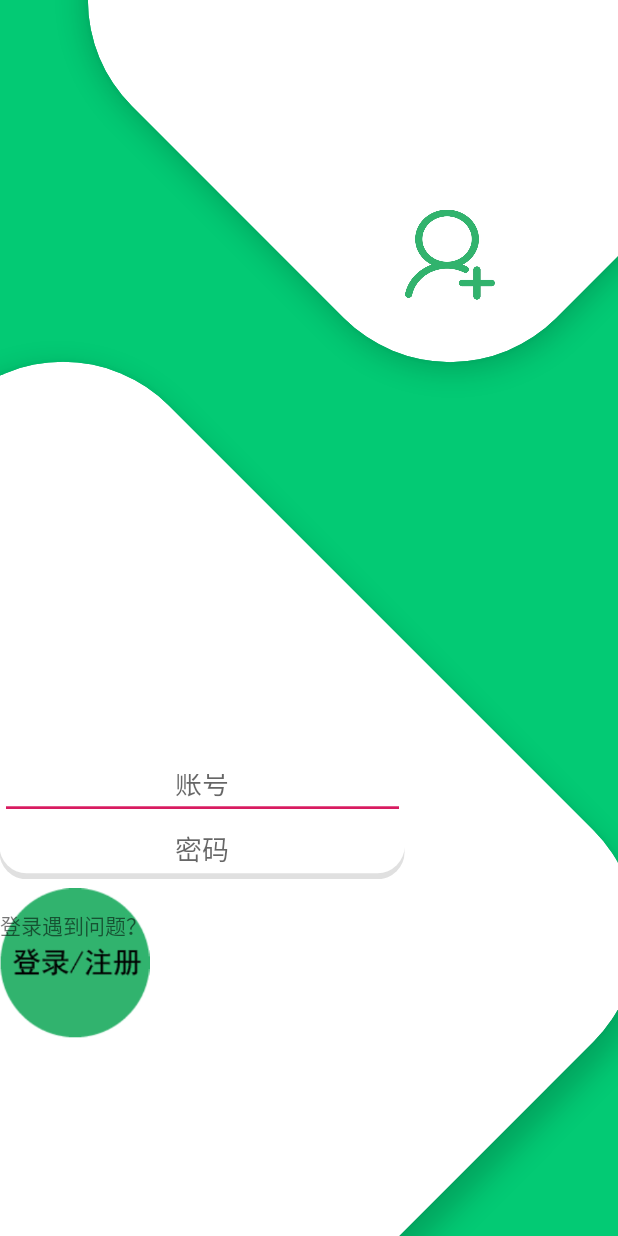
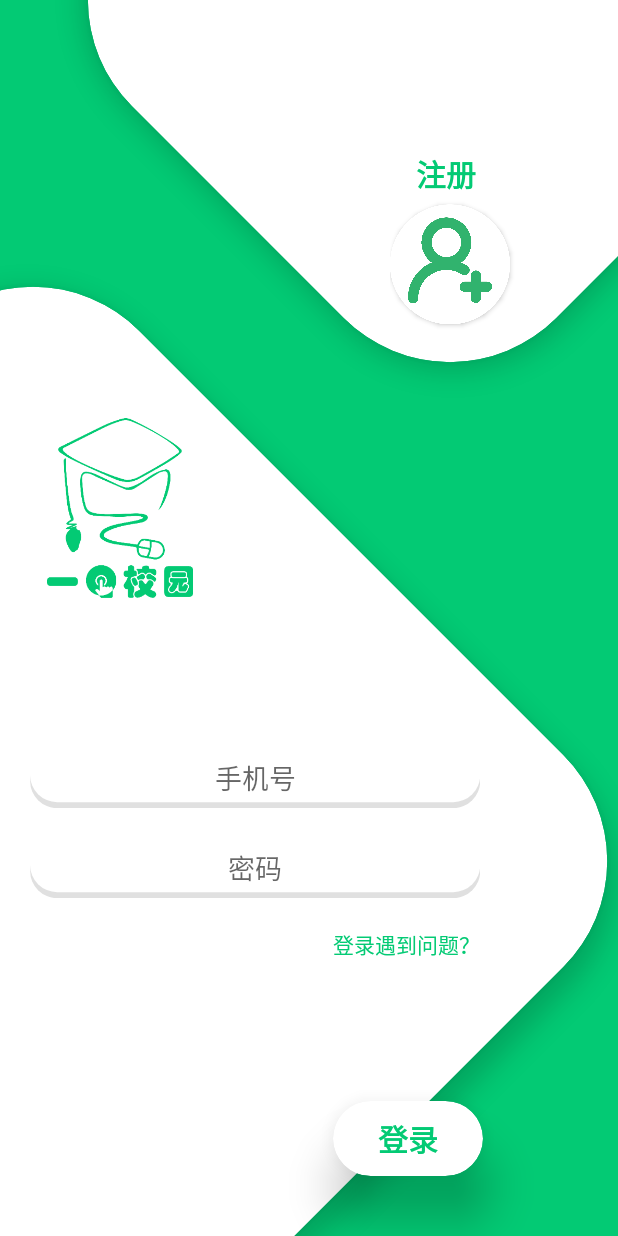
Before and after one commit to TrentWu/FingerCampus, an Android app: the screen it shows after launch (StudentLoginActivity), on a phone screen of 412 x 824 dp. Run offline under Robolectric (Android 15) with nearby library versions, the phone set to English and light mode, and no system bars.

Commit message:
1.密码密文 2.登录注册界面修复 3.login由ImageButton改变为Button

```diff
--- a/app/src/main/java/com/example/fingercampus/StudentLoginActivity.java
+++ b/app/src/main/java/com/example/fingercampus/StudentLoginActivity.java
@@ -6,6 +6,7 @@ import android.content.SharedPreferences;
 import android.os.Bundle;
 import android.support.annotation.Nullable;
 import android.view.View;
+import android.widget.Button;
 import android.widget.EditText;
 import android.widget.ImageButton;
 import android.widget.Toast;
@@ -21,7 +22,7 @@ public class StudentLoginActivity extends Activity {
 
     private EditText account_edit;
     private EditText password_edit;
-    private ImageButton login_ibtn;
+    private Button login_ibtn;
     private Dao dao = new Dao(this);
 
     @Override
--- a/app/src/main/res/layout/activity_start.xml
+++ b/app/src/main/res/layout/activity_start.xml
@@ -8,6 +8,25 @@
     android:orientation="vertical"
     android:background="@color/firstColor"
     android:gravity="center_horizontal">
+    <android.support.v7.widget.CardView
+        android:layout_width="wrap_content"
+        android:layout_height="wrap_content"
+        android:layout_gravity="bottom|end"
+        android:layout_marginBottom="40dp"
+        app:cardCornerRadius="25dp"
+        app:cardElevation="20dp"
+        android:layout_marginEnd="90dp">
+    <Button
+        android:id="@+id/login"
+        android:layout_width="100dp"
+        android:layout_height="50dp"
+        android:textSize="20sp"
+        android:textStyle="bold"
+        android:textColor="@color/firstColor"
+        android:text="@string/login"
+        android:background="#00000000"
+        android:contentDescription="@string/login" />
+    </android.support.v7.widget.CardView>
     <android.support.v7.widget.CardView
         android:id="@+id/def"
         app:cardBackgroundColor="#ffffff"
@@ -20,16 +39,36 @@
         android:layout_marginStart="100dp"
         android:padding="10dp"
         android:rotation="45">
-        <ImageButton
-            android:id="@+id/register"
+
+        <LinearLayout
+            android:layout_width="wrap_content"
+            android:layout_height="wrap_content"
+            android:layout_gravity="bottom|end"
             android:rotation="-45"
-            android:layout_marginBottom="50dp"
-            android:layout_marginEnd="50dp"
-            android:layout_gravity="bottom|end"
-            android:background="@mipmap/register"
-            android:layout_width="60dp"
-            android:layout_height="60dp"
-            android:contentDescription="@string/register" />
+            android:orientation="vertical">
+            <TextView
+                android:layout_width="wrap_content"
+                android:layout_height="wrap_content"
+                android:text="@string/register_t"
+                android:textSize="20sp"
+                android:textColor="@color/firstColor"
+                android:textStyle="bold"
+                android:layout_marginEnd="20dp"
+                android:layout_marginBottom="5dp"
+                android:layout_gravity="center"/>
+            <Button
+                android:id="@+id/register"
+                android:layout_width="80dp"
+                android:layout_height="80dp"
+                android:layout_gravity="bottom|end"
+                android:layout_marginEnd="35dp"
+                android:layout_marginBottom="50dp"
+                android:background="@drawable/round"
+                android:contentDescription="@string/register"
+                android:elevation="30dp"
+                android:foreground="@mipmap/register"
+                tools:ignore="UnusedAttribute" />
+        </LinearLayout>
     </android.support.v7.widget.CardView>
 
     <android.support.v7.widget.CardView
@@ -39,8 +78,8 @@
         android:layout_gravity="bottom|end"
         android:layout_marginStart="100dp"
         android:layout_marginTop="0dp"
-        android:layout_marginEnd="70dp"
-        android:layout_marginBottom="-100dp"
+        android:layout_marginEnd="90dp"
+        android:layout_marginBottom="-50dp"
         android:background="@drawable/de_equare"
         android:padding="10dp"
         android:rotation="45"
@@ -50,48 +89,55 @@
 
         <RelativeLayout
             android:id="@+id/remain"
-            android:layout_width="404dp"
-            android:layout_height="331dp"
-            android:layout_alignParentEnd="true"
-            android:layout_marginStart="150dp"
-            android:layout_marginTop="150dp"
-            android:layout_marginEnd="29dp"
-            android:layout_marginBottom="20dp"
+            android:layout_width="460dp"
+            android:layout_height="607dp"
+            android:layout_marginTop="-60dp"
+            android:layout_marginEnd="30dp"
+            android:layout_gravity="end"
             android:gravity="end|top"
             android:rotation="-45">
 
+            <ImageView
+                android:id="@+id/logo"
+                android:layout_width="120dp"
+                android:layout_height="120dp"
+                android:layout_marginTop="20dp"
+                android:contentDescription="@string/logo"
+                android:src="@mipmap/logo" />
+
             <EditText
                 android:id="@+id/account"
-                android:layout_width="270dp"
+                android:layout_width="300dp"
                 android:layout_height="40dp"
+                android:layout_below="@+id/logo"
+                android:layout_marginTop="100dp"
+                android:background="@drawable/edit_round"
                 android:hint="@string/Account"
                 android:textAlignment="center"
                 tools:ignore="Autofill,TextFields" />
 
             <EditText
                 android:id="@+id/password"
-                android:layout_width="270dp"
+                android:layout_width="300dp"
                 android:layout_height="40dp"
-                android:layout_marginTop="40dp"
+                android:layout_below="@+id/account"
+                android:layout_marginTop="20dp"
                 android:background="@drawable/edit_round"
                 android:hint="@string/Code"
+                android:inputType="textPassword"
                 android:textAlignment="center"
                 tools:ignore="Autofill,TextFields" />
 
-            <ImageButton
-                android:id="@+id/login"
-                android:layout_width="100dp"
-                android:layout_height="100dp"
-                android:layout_marginTop="86dp"
-                android:background="@drawable/loginorup_btn"
-                android:contentDescription="@string/todo" />
-
             <TextView
                 android:id="@+id/problem"
+                android:layout_marginTop="20dp"
                 android:layout_width="wrap_content"
                 android:layout_height="wrap_content"
-                android:paddingTop="100dp"
-                android:text="@string/Help" />
+                android:layout_below="@+id/password"
+                android:layout_alignEnd="@+id/password"
+                android:text="@string/Help"
+                android:textColor="@color/firstColor" />
         </RelativeLayout>
     </android.support.v7.widget.CardView>
+
 </FrameLayout>
--- a/app/src/main/res/values/strings.xml
+++ b/app/src/main/res/values/strings.xml
@@ -1,9 +1,12 @@
 <resources>
     <string name="app_name">FingerCampus</string>
     <string name="Title">一点校园</string>
-    <string name="Account">账号</string>
+    <string name="Account">手机号</string>
     <string name="Code">密码</string>
     <string name="Help">登录遇到问题？</string>
     <string name="todo">TODO</string>
     <string name="register">register</string>
+    <string name="register_t">注册</string>
+    <string name="logo">logo</string>
+    <string name="login">登录</string>
 </resources>
```
Also changed, not shown: app/src/main/res/drawable/edit_round.xml (line endings or trailing spaces), app/src/main/res/mipmap-xhdpi/register.jpg (deleted), app/src/main/res/mipmap-xxxhdpi/logo.png (added), app/src/main/res/mipmap-xxxhdpi/register.png (added).
